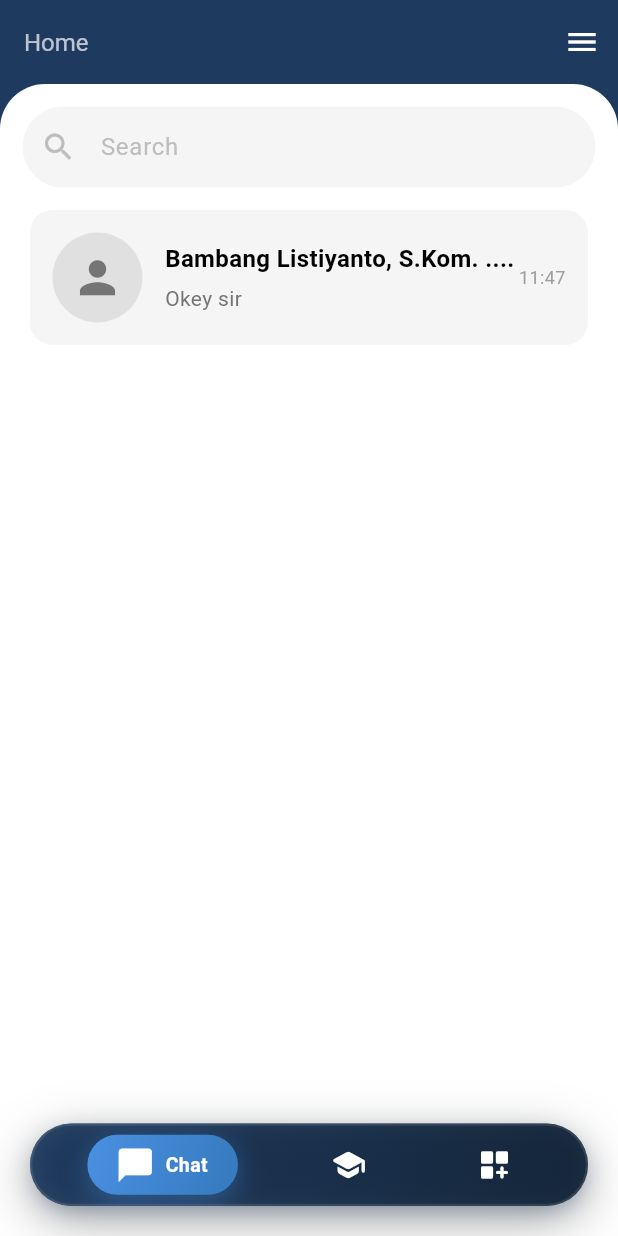
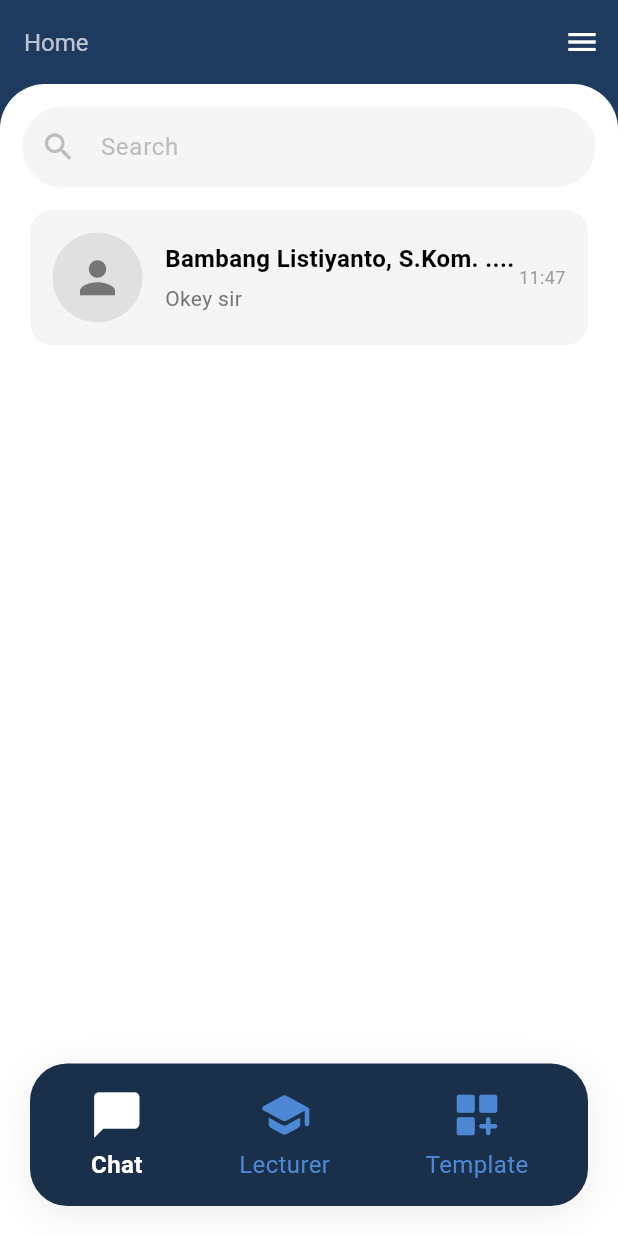
Before and after one commit to Arflifie/lectalk, a Flutter app: the screen it shows after launch, on a phone screen of 412 x 824 dp. Run offline on Flutter 3.47's test engine with Material 3 defaults, Android fonts, the light colour scheme and no system bars; Roboto replaces fonts that are missing (SF Pro Display).

Commit message:
Update Sederhana Navbar

```diff
--- a/lib/pages/chat_page.dart
+++ b/lib/pages/chat_page.dart
@@ -1,5 +1,4 @@
 import 'package:flutter/material.dart';
-import 'dart:ui';
 
 class ChatPage extends StatefulWidget {
   const ChatPage({super.key});
@@ -8,32 +7,10 @@ class ChatPage extends StatefulWidget {
   State<ChatPage> createState() => _ChatPageState();
 }
 
-class _ChatPageState extends State<ChatPage> with TickerProviderStateMixin {
+class _ChatPageState extends State<ChatPage> {
   int _selectedIndex = 0;
-  late AnimationController _controller;
-  late Animation<double> _scaleAnimation;
-
-  @override
-  void initState() {
-    super.initState();
-    _controller = AnimationController(
-      duration: const Duration(milliseconds: 200),
-      vsync: this,
-    );
-    _scaleAnimation = Tween<double>(
-      begin: 1.0,
-      end: 0.95,
-    ).animate(CurvedAnimation(parent: _controller, curve: Curves.easeInOut));
-  }
-
-  @override
-  void dispose() {
-    _controller.dispose();
-    super.dispose();
-  }
 
   void _onItemTapped(int index) {
-    _controller.forward().then((_) => _controller.reverse());
     setState(() {
       _selectedIndex = index;
     });
@@ -118,48 +95,17 @@ class _ChatPageState extends State<ChatPage> with TickerProviderStateMixin {
         margin: const EdgeInsets.only(left: 20, right: 20, bottom: 20),
         decoration: BoxDecoration(
           color: const Color(0xFF1A2F4A),
-          borderRadius: BorderRadius.circular(30),
+          borderRadius: BorderRadius.circular(25),
           boxShadow: [
             BoxShadow(
-              color: Colors.black.withOpacity(0.3),
-              blurRadius: 30,
-              offset: const Offset(0, 10),
-              spreadRadius: 0,
-            ),
-            BoxShadow(
-              color: const Color(0xFF1E3A5F).withOpacity(0.5),
-              blurRadius: 15,
-              offset: const Offset(0, 5),
-              spreadRadius: -5,
+              color: Colors.black.withOpacity(0.08),
+              blurRadius: 20,
+              offset: const Offset(0, 4),
             ),
           ],
         ),
-        child: ClipRRect(
-          borderRadius: BorderRadius.circular(30),
-          child: BackdropFilter(
-            filter: ImageFilter.blur(sigmaX: 10, sigmaY: 10),
-            child: Container(
-              decoration: BoxDecoration(
-                gradient: LinearGradient(
-                  begin: Alignment.topLeft,
-                  end: Alignment.bottomRight,
-                  colors: [
-                    const Color(0xFF1E3A5F).withOpacity(0.9),
-                    const Color(0xFF142538).withOpacity(0.95),
-                  ],
-                ),
-                borderRadius: BorderRadius.circular(30),
-                border: Border.all(
-                  color: Colors.white.withOpacity(0.1),
-                  width: 1.5,
-                ),
-              ),
-              child: SafeArea(
         child: Padding(
-                  padding: const EdgeInsets.symmetric(
-                    horizontal: 12,
-                    vertical: 6,
-                  ),
+          padding: const EdgeInsets.symmetric(vertical: 12, horizontal: 8),
           child: Row(
             mainAxisAlignment: MainAxisAlignment.spaceAround,
             children: [
@@ -182,10 +128,6 @@ class _ChatPageState extends State<ChatPage> with TickerProviderStateMixin {
                 isSelected: _selectedIndex == 2,
               ),
             ],
-                  ),
-                ),
-              ),
-            ),
           ),
         ),
       ),
@@ -248,65 +190,28 @@ class _ChatPageState extends State<ChatPage> with TickerProviderStateMixin {
     return GestureDetector(
       onTap: () => _onItemTapped(index),
       child: AnimatedContainer(
-        duration: const Duration(milliseconds: 300),
-        curve: Curves.easeInOutCubic,
-        padding: EdgeInsets.symmetric(
-          horizontal: isSelected ? 20 : 12,
-          vertical: 8,
-        ),
-        decoration: BoxDecoration(
-          gradient: isSelected
-              ? LinearGradient(
-                  begin: Alignment.topLeft,
-                  end: Alignment.bottomRight,
-                  colors: [const Color(0xFF4A90E2), const Color(0xFF357ABD)],
-                )
-              : null,
-          borderRadius: BorderRadius.circular(20),
-          boxShadow: isSelected
-              ? [
-                  BoxShadow(
-                    color: const Color(0xFF4A90E2).withOpacity(0.4),
-                    blurRadius: 15,
-                    offset: const Offset(0, 5),
-                    spreadRadius: 0,
-                  ),
-                ]
-              : null,
-        ),
-        child: Row(
+        duration: const Duration(milliseconds: 200),
+        padding: const EdgeInsets.symmetric(horizontal: 8, vertical: 4),
+        child: Column(
           mainAxisSize: MainAxisSize.min,
           children: [
-            TweenAnimationBuilder<double>(
-              tween: Tween(begin: 0.0, end: isSelected ? 1.0 : 0.0),
-              duration: const Duration(milliseconds: 300),
-              curve: Curves.easeInOutCubic,
-              builder: (context, value, child) {
-                return Transform.scale(
-                  scale: 1.0 + (value * 0.1),
-                  child: Icon(icon, color: Colors.white, size: 24),
-                );
-              },
+            Icon(
+              icon,
+              color: isSelected
+                  ? Colors.white
+                  : const Color.fromARGB(255, 77, 136, 212),
+              size: 36,
             ),
-            AnimatedSize(
-              duration: const Duration(milliseconds: 300),
-              curve: Curves.easeInOutCubic,
-              child: SizedBox(width: isSelected ? 8 : 0),
+            const SizedBox(height: 4),
+            Text(
+              label,
+              style: TextStyle(
+                color: isSelected
+                    ? Colors.white
+                    : const Color.fromARGB(255, 77, 136, 212),
+                fontSize: 16,
+                fontWeight: isSelected ? FontWeight.w600 : FontWeight.w400,
               ),
-            AnimatedSize(
-              duration: const Duration(milliseconds: 300),
-              curve: Curves.easeInOutCubic,
-              child: isSelected
-                  ? Text(
-                      label,
-                      style: const TextStyle(
-                        color: Colors.white,
-                        fontSize: 13,
-                        fontWeight: FontWeight.w600,
-                        letterSpacing: 0.3,
-                      ),
-                    )
-                  : const SizedBox.shrink(),
             ),
           ],
         ),
```
Lines whose indentation alone changed are shown as unchanged.
